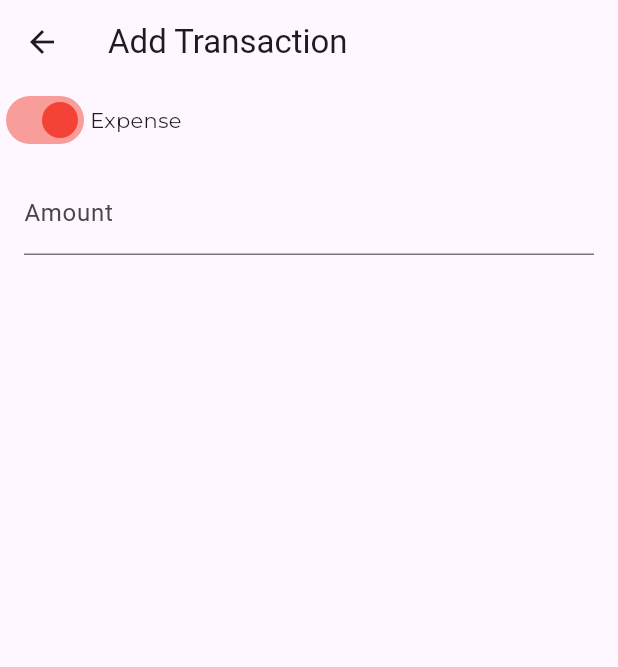
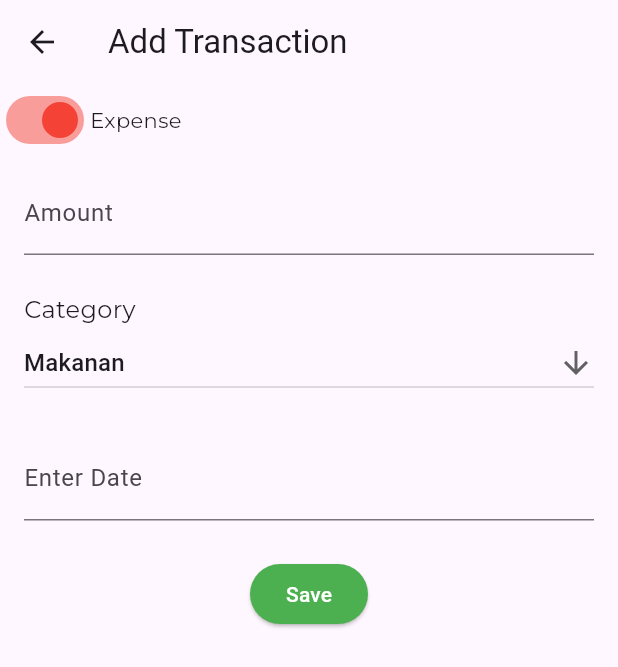
Before and after one commit to ekoapriliyani/uangku_app, a Flutter app: the TransactionPage screen opened directly, on a phone screen of 412 x 824 dp. Shown: the top 667 px of the screen. Run offline on Flutter 3.47's test engine with Material 3 defaults, Android fonts, the light colour scheme and no system bars; our stand-ins replace drift, drift_flutter, google_fonts; missing offline and left inert: calendar_appbar; accounts and stored records are empty; generated files the repository leaves out were written again.

Commit message:
setup db

```diff
--- a/lib/pages/transaction_page.dart
+++ b/lib/pages/transaction_page.dart
@@ -1,5 +1,6 @@
 import 'package:flutter/material.dart';
 import 'package:google_fonts/google_fonts.dart';
+import 'package:intl/intl.dart';
 
 class TransactionPage extends StatefulWidget {
   const TransactionPage({super.key});
@@ -11,6 +12,8 @@ class TransactionPage extends StatefulWidget {
 class _TransactionPageState extends State<TransactionPage> {
   bool isExpense = true;
   List<String> list = ['Makanan', 'Transportasi', 'Hiburan'];
+  late String dropDownValue = list.first;
+  TextEditingController dateController = TextEditingController();
   @override
   Widget build(BuildContext context) {
     return Scaffold(
@@ -18,6 +21,7 @@ class _TransactionPageState extends State<TransactionPage> {
       body: SingleChildScrollView(
         child: SafeArea(
           child: Column(
+            crossAxisAlignment: CrossAxisAlignment.start,
             children: [
               Row(
                 children: [
@@ -49,6 +53,64 @@ class _TransactionPageState extends State<TransactionPage> {
                   ),
                 ),
               ),
+              SizedBox(height: 25),
+              Padding(
+                padding: const EdgeInsets.symmetric(horizontal: 16),
+                child: Text(
+                  'Category',
+                  style: GoogleFonts.montserrat(fontSize: 16),
+                ),
+              ),
+              Padding(
+                padding: const EdgeInsets.symmetric(horizontal: 16),
+                child: DropdownButton<String>(
+                  value: dropDownValue,
+                  isExpanded: true,
+                  icon: Icon(Icons.arrow_downward),
+                  items:
+                      list.map<DropdownMenuItem<String>>((String value) {
+                        return DropdownMenuItem<String>(
+                          value: value,
+                          child: Text(value),
+                        );
+                      }).toList(),
+                  onChanged: (String? value) {},
+                ),
+              ),
+              SizedBox(height: 25),
+              Padding(
+                padding: const EdgeInsets.symmetric(horizontal: 16),
+                child: TextField(
+                  readOnly: true,
+                  controller: dateController,
+                  decoration: InputDecoration(labelText: "Enter Date"),
+                  onTap: () async {
+                    DateTime? pickedDate = await showDatePicker(
+                      context: context,
+                      initialDate: DateTime.now(),
+                      firstDate: DateTime(2020),
+                      lastDate: DateTime(2099),
+                    );
+                    if (pickedDate != null) {
+                      String formattedDate = DateFormat(
+                        'yyyy-MM-dd',
+                      ).format(pickedDate);
+                      dateController.text = formattedDate;
+                    }
+                  },
+                ),
+              ),
+              SizedBox(height: 25),
+              Center(
+                child: ElevatedButton(
+                  onPressed: () {},
+                  style: ElevatedButton.styleFrom(
+                    backgroundColor: Colors.green,
+                    foregroundColor: Colors.white,
+                  ),
+                  child: Text("Save"),
+                ),
+              ),
             ],
           ),
         ),
--- a/pubspec.yaml
+++ b/pubspec.yaml
@@ -36,10 +36,16 @@ dependencies:
   cupertino_icons: ^1.0.8
   google_fonts: ^6.2.1
   calendar_appbar: ^0.0.6
+  intl: ^0.17.0
+  drift: ^2.26.1
+  drift_flutter: ^0.2.4
+  path_provider: ^2.1.5
 
 dev_dependencies:
   flutter_test:
     sdk: flutter
+  drift_dev: ^2.26.1
+  build_runner: ^2.4.15
 
   # The "flutter_lints" package below contains a set of recommended lints to
   # encourage good coding practices. The lint set provided by the package is
```
Also changed, not shown: lib/models/category.dart (added, +11 -0 lines), lib/models/database.dart (added, +37 -0 lines), lib/models/transaction.dart (added, +12 -0 lines), lib/models/database.g.dart (added), pubspec.lock, 5 other files.
